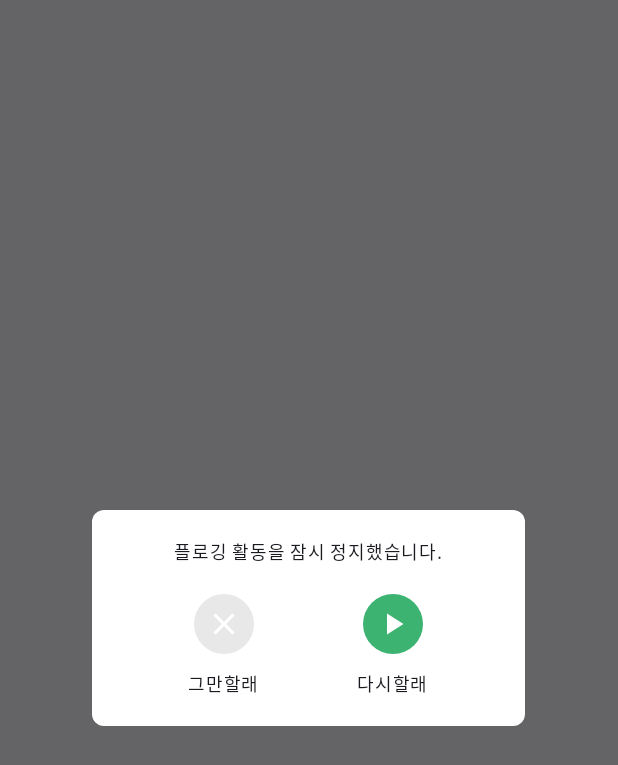
After one commit to TUK-SW-capstone-2023-PLANET/PLANET_frontend, an Android app built with Jetpack Compose: the composable PloggingDialog shown on its own in the app's theme, on a phone screen of 412 x 824 dp. The commit adds this screen. Shown: the top 765 px of the screen. Run offline under Robolectric (Android 15) with nearby library versions, the phone set to English and light mode, and no system bars; our stand-ins replace Dagger/Hilt's generated code.

Commit message:
MapActicity Dialog 구현

```diff
--- /dev/null
+++ b/app/src/main/java/com/example/planet/component/common/PloggingDialog.kt
@@ -0,0 +1,113 @@
+package com.example.planet.component.common
+
+import androidx.collection.SparseArrayCompat
+import androidx.compose.foundation.background
+import androidx.compose.foundation.clickable
+import androidx.compose.foundation.layout.Arrangement
+import androidx.compose.foundation.layout.Box
+import androidx.compose.foundation.layout.Column
+import androidx.compose.foundation.layout.Row
+import androidx.compose.foundation.layout.Spacer
+import androidx.compose.foundation.layout.fillMaxWidth
+import androidx.compose.foundation.layout.height
+import androidx.compose.foundation.layout.padding
+import androidx.compose.foundation.layout.size
+import androidx.compose.foundation.layout.wrapContentHeight
+import androidx.compose.foundation.layout.wrapContentWidth
+import androidx.compose.foundation.shape.CircleShape
+import androidx.compose.foundation.shape.RoundedCornerShape
+import androidx.compose.material.icons.Icons
+import androidx.compose.material.icons.filled.Close
+import androidx.compose.material.icons.filled.PlayArrow
+import androidx.compose.material3.Icon
+import androidx.compose.material3.Surface
+import androidx.compose.material3.Text
+import androidx.compose.runtime.Composable
+import androidx.compose.ui.Alignment
+import androidx.compose.ui.Modifier
+import androidx.compose.ui.draw.clip
+import androidx.compose.ui.graphics.Color
+import androidx.compose.ui.res.colorResource
+import androidx.compose.ui.tooling.preview.Preview
+import androidx.compose.ui.unit.dp
+import androidx.compose.ui.unit.sp
+import androidx.compose.ui.window.Dialog
+import androidx.lifecycle.viewmodel.compose.viewModel
+import com.example.planet.R
+import com.example.planet.viewmodel.MapViewModel
+
+@Composable
+fun PloggingDialog(mapViewModel: MapViewModel = viewModel()) {
+    Dialog(onDismissRequest = { mapViewModel.displayOnDialog() }) {
+        Surface(
+            modifier = Modifier
+                .fillMaxWidth(0.7f)
+                .wrapContentHeight(),
+            shape = RoundedCornerShape(8.dp),
+            color = Color.White
+        ) {
+            DialogContent(replay = { mapViewModel.startTimer() }) { mapViewModel.displayOnDialog() }
+        }
+    }
+}
+
+@Composable
+fun DialogContent(stop: () -> Unit = {}, replay: () -> Unit, closeOnDialog: () -> Unit) {
+    Column(
+        modifier = Modifier.wrapContentWidth(),
+        horizontalAlignment = Alignment.CenterHorizontally
+    ) {
+        Spacer(modifier = Modifier.height(16.dp))
+
+        Text(text = "플로깅 활동을 잠시 정지했습니다.", fontSize = 12.sp)
+
+        Spacer(modifier = Modifier.height(16.dp))
+
+        Row(modifier = Modifier.fillMaxWidth(), horizontalArrangement = Arrangement.SpaceEvenly) {
+            Column(
+                modifier = Modifier.wrapContentWidth(),
+                horizontalAlignment = Alignment.CenterHorizontally
+            ) {
+                Box(
+                    modifier = Modifier
+                        .size(40.dp)
+                        .clip(CircleShape)
+                        .background(color = colorResource(id = R.color.font_background_color3))
+                        .clickable { stop() }
+                ) {
+                    Icon(
+                        imageVector = Icons.Default.Close,
+                        contentDescription = null,
+                        modifier = Modifier.align(Alignment.Center),
+                        tint = Color.White
+                    )
+                }
+                Text(text = "그만할래", fontSize = 12.sp, modifier = Modifier.padding(top = 8.dp))
+            }
+            Column(
+                modifier = Modifier.wrapContentWidth(),
+                horizontalAlignment = Alignment.CenterHorizontally
+            ) {
+                Box(
+                    modifier = Modifier
+                        .size(40.dp)
+                        .clip(CircleShape)
+                        .background(color = colorResource(id = R.color.main_color2))
+                        .clickable {
+                            closeOnDialog()
+                            replay()
+                        }
+                ) {
+                    Icon(
+                        imageVector = Icons.Default.PlayArrow,
+                        contentDescription = null,
+                        modifier = Modifier.align(Alignment.Center),
+                        tint = Color.White
+                    )
+                }
+                Text(text = "다시할래", fontSize = 12.sp, modifier = Modifier.padding(top = 8.dp))
+            }
+        }
+        Spacer(modifier = Modifier.height(16.dp))
+    }
+}
--- a/app/src/main/java/com/example/planet/screen/map/RecordScreen.kt
+++ b/app/src/main/java/com/example/planet/screen/map/RecordScreen.kt
@@ -53,6 +53,7 @@ import androidx.lifecycle.viewmodel.compose.viewModel
 import com.example.planet.BuildConfig
 import com.example.planet.R
 import com.example.planet.TAG
+import com.example.planet.component.common.PloggingDialog
 import com.example.planet.component.map.common.CameraButton
 import com.example.planet.component.map.common.LockButton
 import com.example.planet.component.map.record.RoundCornerCard
@@ -84,15 +85,6 @@ fun RecordScreen(mapViewModel: MapViewModel = viewModel()) {
     val textLayoutResult2 = remember(minuteSecond) {
         textMeasurer2.measure(minuteSecond, textStyle2)
     }
-
-    DisposableEffect(Unit) {
-        onDispose {
-            val path = "/storage/emulated/0/Android/data/${BuildConfig.APPLICATION_ID}/cache/"
-            val cashFile = File(path)
-            val result = cashFile.allDelete()
-            Log.d(TAG, "onDispose 실행되나?\n cashFile.delete(): ${result}")
-        }
-    }
     val context = LocalContext.current
     val file = context.createImageFile()
     val uri = FileProvider.getUriForFile(
@@ -111,6 +103,21 @@ fun RecordScreen(mapViewModel: MapViewModel = viewModel()) {
 
 
     val cameraPermissionState = rememberPermissionState(Manifest.permission.CAMERA)
+
+
+    if (mapViewModel.dialogState.value) {
+        PloggingDialog(mapViewModel = mapViewModel)
+        mapViewModel.pauseTimer()
+    }
+
+    DisposableEffect(Unit) {
+        onDispose {
+            val path = "/storage/emulated/0/Android/data/${BuildConfig.APPLICATION_ID}/cache/"
+            val cashFile = File(path)
+            val result = cashFile.allDelete()
+            Log.d(TAG, "onDispose 실행되나?\n cashFile.delete(): ${result}")
+        }
+    }
 
     Column(
         modifier = Modifier
@@ -179,7 +186,7 @@ fun RecordScreen(mapViewModel: MapViewModel = viewModel()) {
                     .align(Alignment.BottomCenter)
                     .padding(bottom = 90.dp)
                     .size(50.dp)
-                    .clickable {},
+                    .clickable { mapViewModel.displayOnDialog() },
                 tint = colorResource(id = R.color.font_background_color3)
             )
         }
--- a/app/src/main/java/com/example/planet/viewmodel/MapViewModel.kt
+++ b/app/src/main/java/com/example/planet/viewmodel/MapViewModel.kt
@@ -20,6 +20,9 @@ class MapViewModel @Inject constructor(
     private val mapRepository: MapRepository
 ) : ViewModel() {
 
+    private val _dialogState = mutableStateOf(false)
+    val dialogState: State<Boolean> = _dialogState
+
     private val _formattedTime = mutableStateOf("00 : 00")       // 사용 시간(MM:ss)
     val formattedTime: State<String> = _formattedTime
 
@@ -30,7 +33,10 @@ class MapViewModel @Inject constructor(
     private var milliseconds: Long = 0L                                // 타이머 시간
 
 
-
+    // dialog display or close
+    fun displayOnDialog() {
+        _dialogState.value = !_dialogState.value
+    }
 
     // 타이머 시작
     fun startTimer() {
@@ -49,6 +55,11 @@ class MapViewModel @Inject constructor(
         _formattedTime.value = "00 : 00"
         _hour.value = "0"
     }
+
+    fun pauseTimer() {
+        job.cancel()
+    }
+
     // 시간 format 설정
     private fun formatTime(milliseconds: Long): String {
         val hours = TimeUnit.MILLISECONDS.toHours(milliseconds) % 24
```
